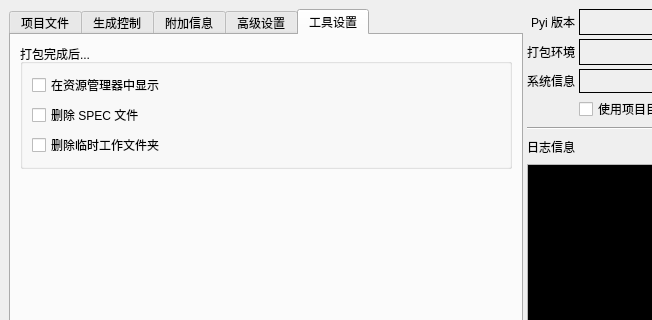
Qt form ui/pyitool.ui (hrpzcf/AwesomePyKit) before a commit; both pictures show x 0 to 652 and y 0 to 320 of the 860 by 722 pixel window.
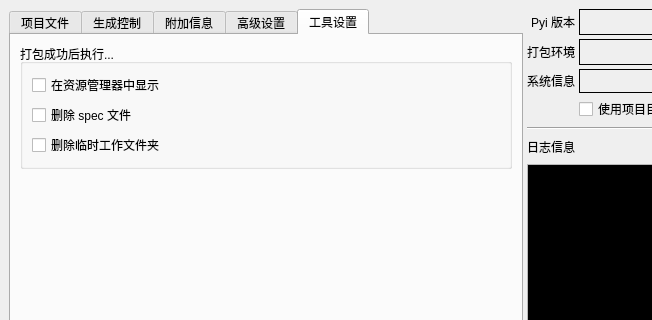
The same form after that commit. The open tabs and pages were chosen to show the change.

Commit message:
<程序打包工具>的<工具设置>功能实现
1. 实现<打包完成后删除 SPEC 文件>功能
2. 实现<打包成功后删除临时工作文件夹>功能

Diff of the .ui file:
```diff
--- a/ui/pyitool.ui
+++ b/ui/pyitool.ui
@@ -970,7 +970,7 @@
            <item>
             <widget class="QGroupBox" name="groupBox_3">
              <property name="title">
-              <string>打包完成后...</string>
+              <string>打包成功后执行...</string>
              </property>
              <layout class="QHBoxLayout" name="horizontalLayout_7">
               <item>
@@ -985,7 +985,7 @@
                 <item>
                  <widget class="QCheckBox" name="cb_delete_spec_file">
                   <property name="text">
-                   <string>删除 SPEC 文件</string>
+                   <string>删除 spec 文件</string>
                   </property>
                  </widget>
                 </item>
```
Left out of the diff: 4 changed lines with no effect on the pictures. The commit also changes 2 other files.
